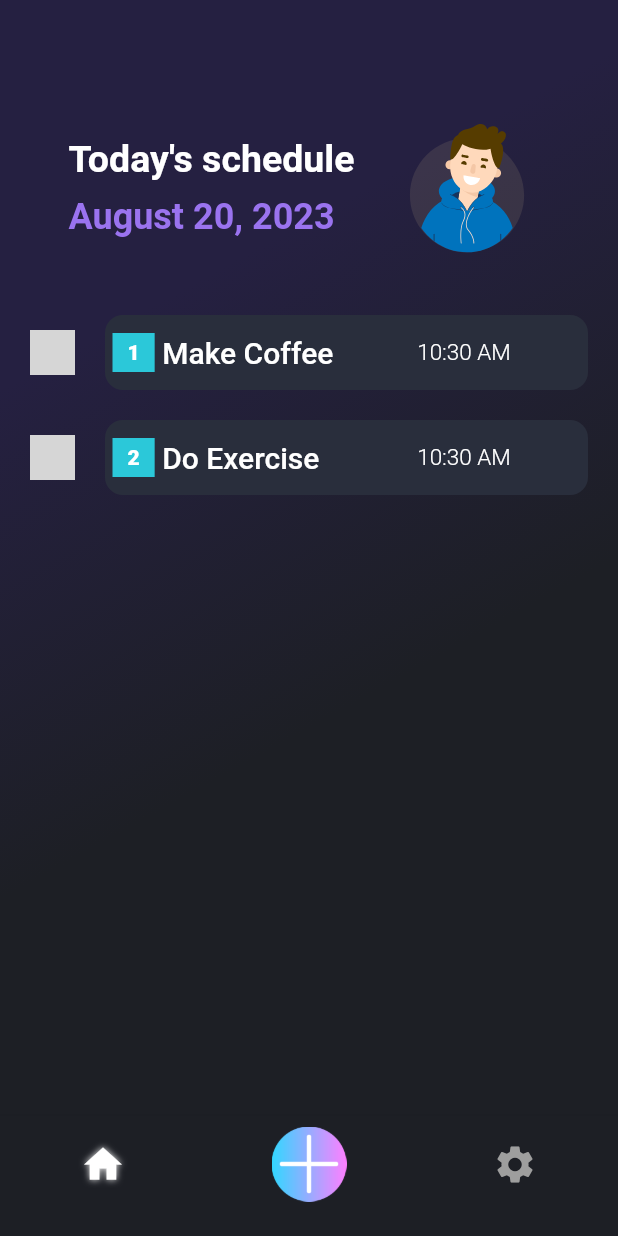
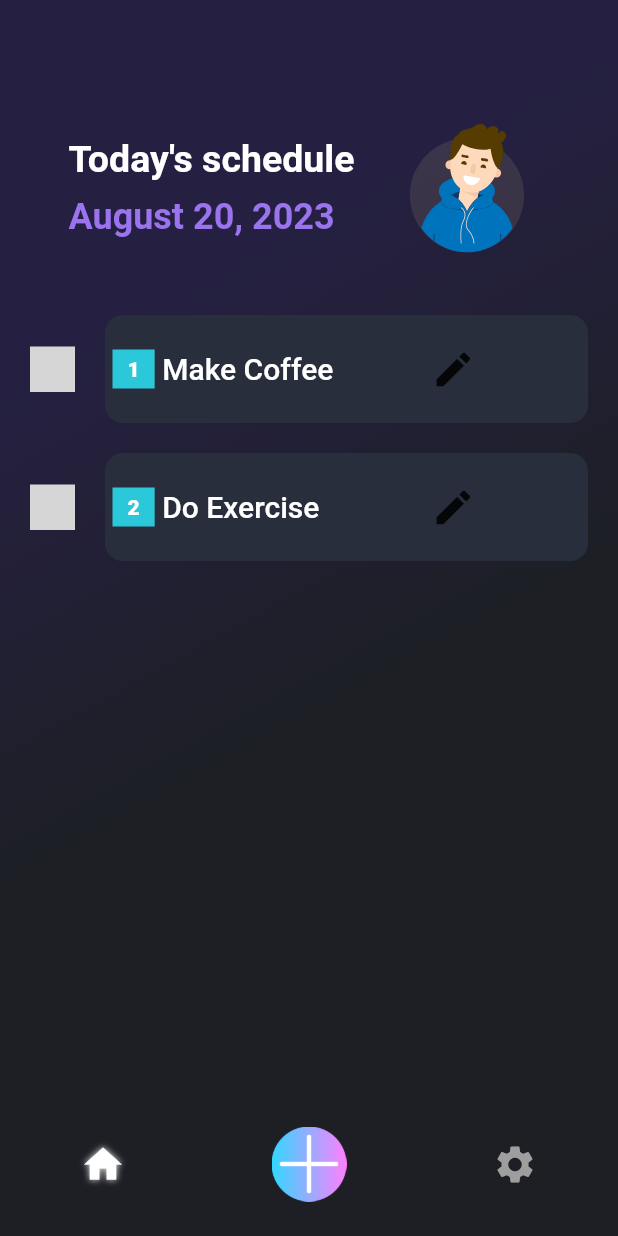
Before and after one commit to kishore-klassy/todoAPP, a Flutter app: the HomePage screen opened directly, on a phone screen of 412 x 824 dp. Run offline on Flutter 3.47's test engine with Material 2 defaults, Android fonts, the phone set to English and light mode, and no system bars; drawn by our look-alikes of flutter_slidable; our stand-ins replace google_fonts, hive, hive_flutter, lottie; missing offline and left inert: msh_checkbox; accounts and stored records are empty; Roboto replaces fonts that are missing (Preahvihear); grey boxes are pictures that could not be loaded.

Commit message:
edit function is created

```diff
--- a/lib/components/todo_tile.dart
+++ b/lib/components/todo_tile.dart
@@ -2,15 +2,16 @@ import 'package:flutter/material.dart';
 import 'package:flutter_slidable/flutter_slidable.dart';
 import 'package:google_fonts/google_fonts.dart';
 import 'package:msh_checkbox/msh_checkbox.dart';
+import 'package:todoapp/data/database.dart';
 
 // ignore: must_be_immutable
-class TodoTile extends StatefulWidget {
+class TodoTile extends StatelessWidget {
   final String taskName;
   bool taskCompleted;
   final int currentIndex;
   void Function(bool) onChanged;
   Function(BuildContext)? deleteFunction;
-  Function(BuildContext)? editFunction;
+  Function(String)? editFunction;
 
   TodoTile({
     super.key,
@@ -18,14 +19,10 @@ class TodoTile extends StatefulWidget {
     required this.taskCompleted,
     required this.onChanged,
     required this.deleteFunction,
-    this.editFunction, required this.currentIndex,
+    this.editFunction,
+    required this.currentIndex,
   });
 
-  @override
-  State<TodoTile> createState() => _TodoTileState();
-}
-
-class _TodoTileState extends State<TodoTile> {
   @override
   Widget build(BuildContext context) {
     // return Padding(
@@ -86,12 +83,12 @@ class _TodoTileState extends State<TodoTile> {
         children: [
           MSHCheckbox(
             size: 30,
-            value: widget.taskCompleted,
+            value: taskCompleted,
             colorConfig: MSHColorConfig.fromCheckedUncheckedDisabled(
                 checkedColor: Colors.green,
                 uncheckedColor: const Color.fromARGB(255, 115, 112, 112)),
             style: MSHCheckboxStyle.stroke,
-            onChanged: widget.onChanged,
+            onChanged: onChanged,
           ),
           const SizedBox(
             width: 10,
@@ -101,7 +98,7 @@ class _TodoTileState extends State<TodoTile> {
               startActionPane:
                   ActionPane(motion: const StretchMotion(), children: [
                 SlidableAction(
-                  onPressed: widget.editFunction,
+                  onPressed: deleteFunction,
                   icon: Icons.edit,
                   backgroundColor: Colors.green,
                   borderRadius: BorderRadius.circular(12),
@@ -110,7 +107,7 @@ class _TodoTileState extends State<TodoTile> {
               endActionPane:
                   ActionPane(motion: const StretchMotion(), children: [
                 SlidableAction(
-                  onPressed: widget.deleteFunction,
+                  onPressed: deleteFunction,
                   icon: Icons.delete_forever,
                   backgroundColor: Colors.red,
                   borderRadius: BorderRadius.circular(12),
@@ -121,44 +118,52 @@ class _TodoTileState extends State<TodoTile> {
                 padding: const EdgeInsets.symmetric(vertical: 12),
                 decoration: BoxDecoration(
                     borderRadius: BorderRadius.circular(12),
-                    color: widget.taskCompleted == true
+                    color: taskCompleted == true
                         ? const Color.fromRGBO(77, 125, 237, 1)
                         : const Color.fromRGBO(41, 46, 60, 1)),
                 child: Row(
                   children: [
                     Container(
-                      decoration: BoxDecoration(color: const Color.fromARGB(255,43, 200, 217)),
-                      margin: EdgeInsets.only(right:5,left: 5),
-                      padding: const EdgeInsets.symmetric(horizontal: 10,vertical: 5),
-                      child: Text((widget.currentIndex+1).toString(),style: TextStyle(color: Colors.white,fontWeight: FontWeight.w800),),
+                      decoration: BoxDecoration(
+                          color: const Color.fromARGB(255, 43, 200, 217)),
+                      margin: EdgeInsets.only(right: 5, left: 5),
+                      padding: const EdgeInsets.symmetric(
+                          horizontal: 10, vertical: 5),
+                      child: Text(
+                        (currentIndex + 1).toString(),
+                        style: TextStyle(
+                            color: Colors.white, fontWeight: FontWeight.w800),
+                      ),
                     ),
                     Row(
                       mainAxisAlignment: MainAxisAlignment.spaceBetween,
                       children: [
                         Container(
-                          constraints: const BoxConstraints(minWidth: 150,maxHeight: 155),
+                          constraints: const BoxConstraints(
+                              minWidth: 150, maxHeight: 155),
                           child: Text(
-
-                            widget.taskName,
-
+                            taskName,
                             style: GoogleFonts.preahvihear(
                                 fontSize: 20,
-
                                 fontWeight: FontWeight.w500,
                                 color: Colors.white),
-                                overflow: TextOverflow.fade,
+                            overflow: TextOverflow.fade,
                           ),
                         ),
                         const SizedBox(
                           width: 20,
                         ),
-                         Text(
-                          TimeOfDay.now().format(context).toString(),
-                          style: TextStyle(
-                              fontSize: 15,
-                              color: Colors.white,
-                              fontWeight: FontWeight.w300),
+                        IconButton(
+                          icon: const Icon(Icons.edit, size: 30),
+                          onPressed: () => editFunction!(taskName),
                         )
+                        //  Text(
+                        //   TimeOfDay.now().format(context).toString(),
+                        //   style: TextStyle(
+                        //       fontSize: 15,
+                        //       color: Colors.white,
+                        //       fontWeight: FontWeight.w300),
+                        // )
                       ],
                     )
                   ],
--- a/lib/pages/homepage.dart
+++ b/lib/pages/homepage.dart
@@ -7,6 +7,7 @@ import 'package:todoapp/data/database.dart';
 import 'package:hive_flutter/hive_flutter.dart';
 import 'package:todoapp/data/signup_page.dart';
 
+import '../components/dialog_box.dart';
 import '../components/todo_tile.dart';
 
 class HomePage extends StatefulWidget {
@@ -81,31 +82,52 @@ int _currentIndex = 0;
         });
   }
 
+  // void editTask(String taskName) {
+  //   _controller.text = taskName;
+  //   showDialog(
+  //     context: context,
+  //     builder: (context) {
+  //       return CreateNewTaskPage(
+  //         controller: _controller,
+  //         onSave: () async {
+  //           int index = db.todoList.indexWhere((task) => task[0] == taskName);
+  //           if (index != -1) {
+  //             db.todoList[index][0] = _controller.text;
+
+  //             _controller.clear();
+  //             Navigator.of(context).pop();
+  //             db.updateDataBase();
+  //             await Future.delayed(Duration.zero); // Delay the setState() call
+
+  //             setState(() {});
+  //           }
+  //         },
+  //       );
+  //     },
+  //   );
+  // }
 void editTask(String taskName) {
   _controller.text = taskName;
   showDialog(
     context: context,
     builder: (context) {
-        return CreateNewTaskPage(
+      return DialogBox(
       controller: _controller,
-          onSave: () async {
+      onCancel: () => Navigator.of(context).pop(),
+      onSave: () {
         int index = db.todoList.indexWhere((task) => task[0] == taskName);
         if (index != -1) {
+          setState(() {
             db.todoList[index][0] = _controller.text;
-
+          });
           _controller.clear();
           Navigator.of(context).pop();
-              db.updateDataBase();
-              await Future.delayed(Duration.zero); // Delay the setState() call
-
-              setState(() {});
         }
       },
         );
     },
   );
 }
-
   @override
   void initState() {
     // if this is the 1st time ever opening the app, then create default data
@@ -223,6 +245,7 @@ int _currentIndex = 0;
                   stops: [0.30, 1])),
           padding: const EdgeInsets.only(top: 50, left: 20, right: 0),
           height: MediaQuery.of(context).size.height,
+          width:MediaQuery.of(context).size.width ,
           child: Column(
             children: [
               SingleChildScrollView(
@@ -292,7 +315,7 @@ int _currentIndex = 0;
                                 onChanged: (value) =>
                                     checkBoxChanged(value, index),
                                 deleteFunction: (context) => deleteTask(index),
-                                editFunction: (value) {editTask("dfe");},
+                                editFunction: editTask,
                               );
                             },
                           )),
```
Also changed, not shown: lib/components/dialog_box.dart (+11 -9 lines), lib/components/save_cancel_btn.dart (added, +17 -0 lines). Lines whose indentation alone changed are shown as unchanged.
